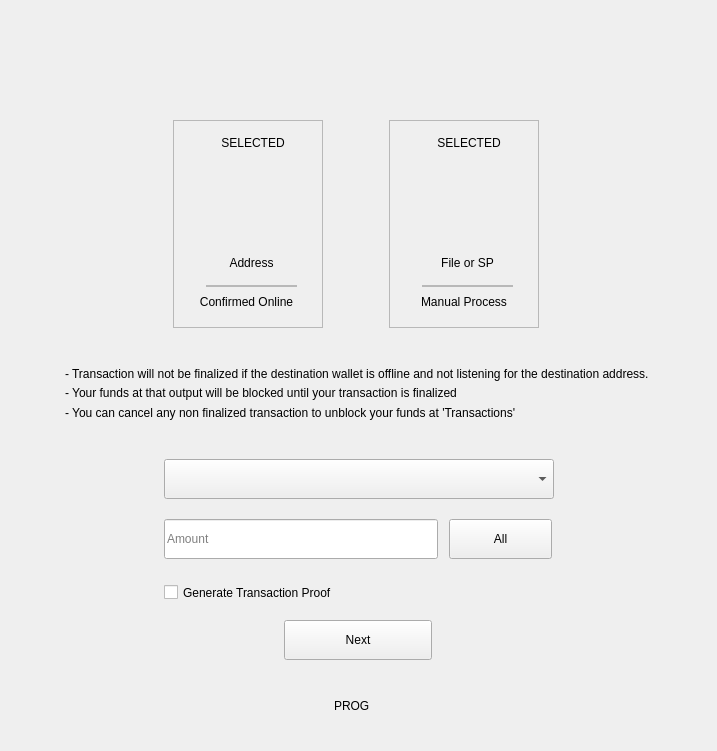
The window that windows_desktop/g_sendStarting.ui (0xkobe/mwc-wallet) describes before a commit, drawn with Qt 5.
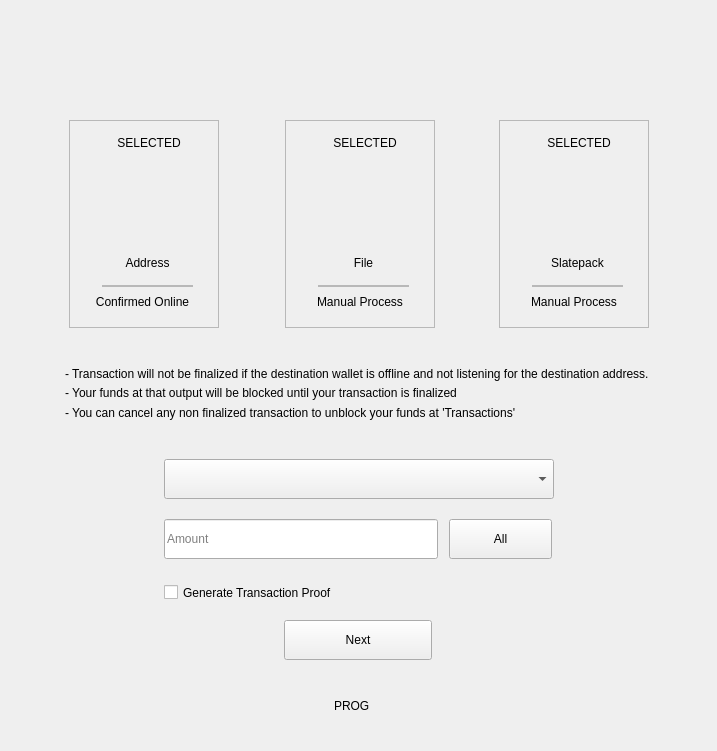
The same window after the commit. Icons and pictures are not drawn. Custom widgets are drawn as their Qt base class.

Diff of the .ui file:
```diff
--- a/windows_desktop/g_sendStarting.ui
+++ b/windows_desktop/g_sendStarting.ui
@@ -83,7 +83,7 @@
        <widget class="control::MwcCheckedFrame" name="onlineChecked">
         <property name="geometry">
          <rect>
-          <x>114</x>
+          <x>10</x>
           <y>0</y>
           <width>150</width>
           <height>208</height>
@@ -188,7 +188,7 @@
        <widget class="control::MwcCheckedFrame" name="fileChecked">
         <property name="geometry">
          <rect>
-          <x>330</x>
+          <x>226</x>
           <y>0</y>
           <width>150</width>
           <height>208</height>
@@ -238,7 +238,7 @@
           </rect>
          </property>
          <property name="text">
-          <string>File or SP</string>
+          <string>File</string>
          </property>
          <property name="alignment">
           <set>Qt::AlignCenter</set>
@@ -474,6 +474,114 @@
          <bool>false</bool>
         </property>
        </widget>
+       <widget class="control::MwcCheckedFrame" name="slatepackChecked">
+        <property name="geometry">
+         <rect>
+          <x>440</x>
+          <y>0</y>
+          <width>150</width>
+          <height>208</height>
+         </rect>
+        </property>
+        <property name="focusPolicy">
+         <enum>Qt::StrongFocus</enum>
+        </property>
+        <property name="toolTip">
+         <string>Send MWC with Slatepack</string>
+        </property>
+        <property name="styleSheet">
+         <string notr="true"/>
+        </property>
+        <property name="frameShape">
+         <enum>QFrame::StyledPanel</enum>
+        </property>
+        <property name="frameShadow">
+         <enum>QFrame::Raised</enum>
+        </property>
+        <widget class="QLabel" name="label_16">
+         <property name="geometry">
+          <rect>
+           <x>48</x>
+           <y>42</y>
+           <width>58</width>
+           <height>73</height>
+          </rect>
+         </property>
+         <property name="text">
+          <string/>
+         </property>
+         <property name="pixmap">
+          <pixmap resource="../resources_desktop.qrc">:/img/File@2x.svg</pixmap>
+         </property>
+         <property name="scaledContents">
+          <bool>true</bool>
+         </property>
+        </widget>
+        <widget class="control::MwcLabelLarge" name="label_17">
+         <property name="geometry">
+          <rect>
+           <x>27</x>
+           <y>132</y>
+           <width>103</width>
+           <height>22</height>
+          </rect>
+         </property>
+         <property name="text">
+          <string>Slatepack</string>
+         </property>
+         <property name="alignment">
+          <set>Qt::AlignCenter</set>
+         </property>
+        </widget>
+        <widget class="control::MwcLine" name="frame_11">
+         <property name="geometry">
+          <rect>
+           <x>33</x>
+           <y>165</y>
+           <width>91</width>
+           <height>2</height>
+          </rect>
+         </property>
+         <property name="frameShape">
+          <enum>QFrame::StyledPanel</enum>
+         </property>
+         <property name="frameShadow">
+          <enum>QFrame::Raised</enum>
+         </property>
+        </widget>
+        <widget class="control::MwcLabelNormal" name="label_18">
+         <property name="geometry">
+          <rect>
+           <x>7</x>
+           <y>171</y>
+           <width>136</width>
+           <height>22</height>
+          </rect>
+         </property>
+         <property name="text">
+          <string>Manual Process</string>
+         </property>
+         <property name="alignment">
+          <set>Qt::AlignCenter</set>
+         </property>
+        </widget>
+        <widget class="control::MwcLabelSmall" name="slatepackLabel">
+         <property name="geometry">
+          <rect>
+           <x>18</x>
+           <y>12</y>
+           <width>124</width>
+           <height>22</height>
+          </rect>
+         </property>
+         <property name="text">
+          <string>SELECTED</string>
+         </property>
+         <property name="alignment">
+          <set>Qt::AlignCenter</set>
+         </property>
+        </widget>
+       </widget>
       </widget>
      </item>
      <item>
@@ -614,6 +722,11 @@
    <extends>QPushButton</extends>
    <header>control_desktop/MwcPushButton.h</header>
   </customwidget>
+  <customwidget>
+   <class>control::MwcLabelProgress</class>
+   <extends>QLabel</extends>
+   <header>control_desktop/MwcLabelProgress.h</header>
+  </customwidget>
   <customwidget>
    <class>control::MwcLineEditNormal</class>
    <extends>QLineEdit</extends>
@@ -625,9 +738,9 @@
    <header>control_desktop/MwcLabel.h</header>
   </customwidget>
   <customwidget>
-   <class>control::MwcLabelProgress</class>
-   <extends>QLabel</extends>
-   <header>control_desktop/MwcLabelProgress.h</header>
+   <class>control::MwcCheckBox</class>
+   <extends>QCheckBox</extends>
+   <header>control_desktop/MwcCheckBox.h</header>
   </customwidget>
   <customwidget>
    <class>control::MwcComboBox</class>
@@ -651,11 +764,6 @@
    <header>control_desktop/MwcCheckedFrame.h</header>
    <container>1</container>
   </customwidget>
-  <customwidget>
-   <class>control::MwcCheckBox</class>
-   <extends>QCheckBox</extends>
-   <header>control_desktop/MwcCheckBox.h</header>
-  </customwidget>
  </customwidgets>
  <tabstops>
   <tabstop>onlineChecked</tabstop>
```
Left out of the diff: 1 changed line with no effect on the pictures.
